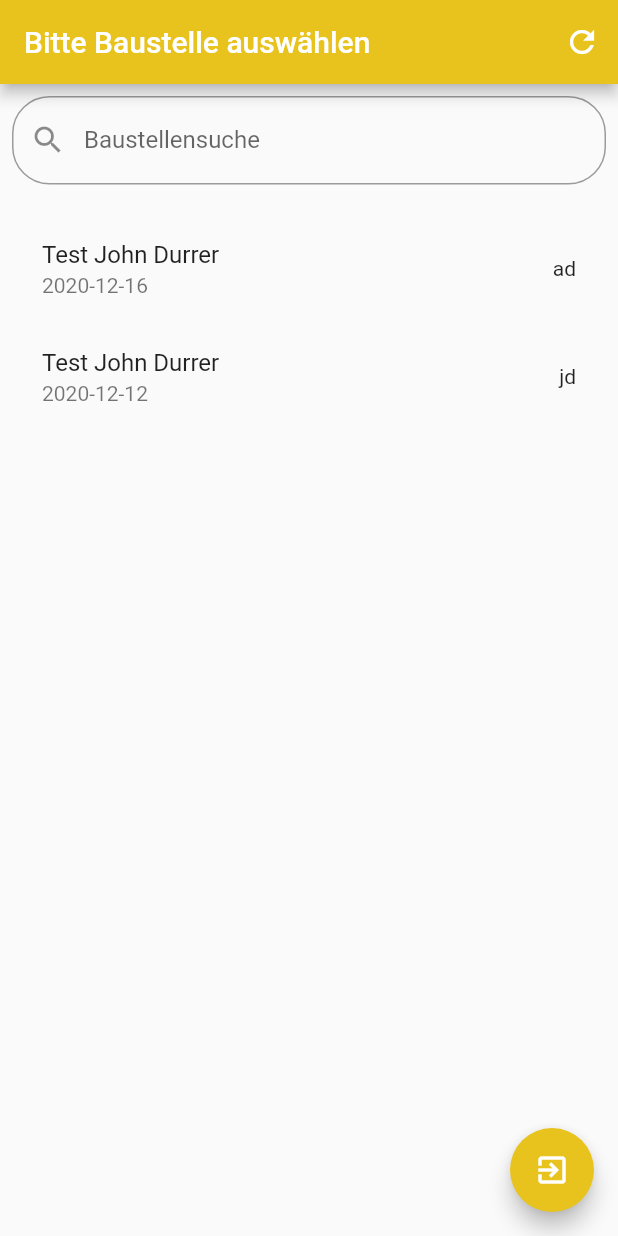
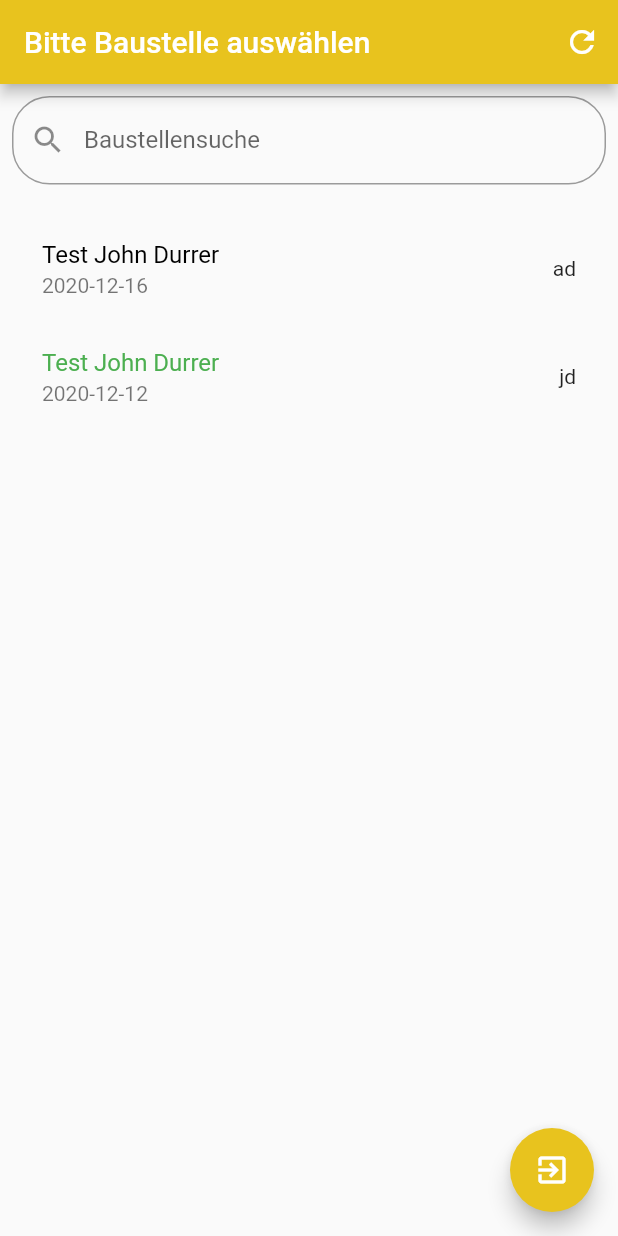
Before and after one commit to DeltaEcho192/Notification_app, a Flutter app: the screen it shows after launch, after a tap on "Test John Durrer", after a tap on the "arrow back" icon, on a phone screen of 412 x 824 dp. Run offline on Flutter 3.47's test engine with Material 2 defaults, Android fonts, the phone set to English and light mode, and no system bars; our stand-ins replace audioplayers, cloud_firestore, firebase_storage, flutter_datetime_picker, flutter_phoenix, geolocator and 6 more; missing offline and left inert: autocomplete_textfield, flutter_app_badger, flutter_audio_recorder, flutter_udid, global_configuration; accounts and stored records are empty; statements that could not run were skipped.

Commit message:
Updated Notification
Notificaitions that are read are now saved so they dont get reshowed and text color changes if the report is not read

```diff
--- a/lib/report.dart
+++ b/lib/report.dart
@@ -125,16 +125,20 @@ class _ReportState extends State<Report> {
 
   _notificationCountTesting() async {
     SharedPreferences prefs = await SharedPreferences.getInstance();
-    notiArray = (prefs.getStringList('notiArray') ?? "empty");
-    notiRmvd = (prefs.getStringList('notiRmvd') ?? "empty");
+    notiArray = [];
+    notiRmvd = (prefs.getStringList('notiRmvd') ?? []);
+    print("Counting Notifications");
     for (var x = 0; x < reportApi.length; x++) {
       var workingID = reportApi[x]["docID"];
+      print("Removed Notifications DocID" + notiRmvd.toString());
       if (notiRmvd.contains(workingID) == false) {
+        print("Adding ID" + workingID);
         notiArray.add(workingID);
       }
     }
     setState(() {
       prefs.setStringList("notiArray", notiArray);
+      print(notiArray);
       _notificationCheck(notiArray);
     });
   }
@@ -144,8 +148,9 @@ class _ReportState extends State<Report> {
     notiArray.remove(rmDocID);
     FlutterAppBadger.updateBadgeCount(notiArray.length);
     setState(() {
-      List<String> rmvd = prefs.getStringList("notiRmvd");
+      List<String> rmvd = (prefs.getStringList("notiRmvd") ?? []);
       rmvd.add(rmDocID);
+      notiRmvd = rmvd;
       prefs.setStringList("notiRmvd", rmvd);
       prefs.setStringList("notiArray", notiArray);
     });
@@ -186,10 +191,21 @@ class _ReportState extends State<Report> {
                 child: ListView(
                   padding: EdgeInsets.all(12.0),
                   children: reportApi.map((data) {
+                    var statusColor = Colors.black;
+                    print("Notification Array" + notiArray.toString());
+                    print("Notification Removed" + notiRmvd.toString());
+                    if (notiArray.contains(data["docID"])) {
+                      statusColor = Colors.green;
+                    }
                     var dateW = data["date"];
                     var dateFinal = dateW[0];
                     return ListTile(
-                      title: Text(data['bauName']),
+                      title: Text(
+                        data['bauName'],
+                        style: TextStyle(
+                          color: statusColor,
+                        ),
+                      ),
                       subtitle: Text(dateFinal),
                       trailing: Text(data["userID"]),
                       onTap: () {
```
